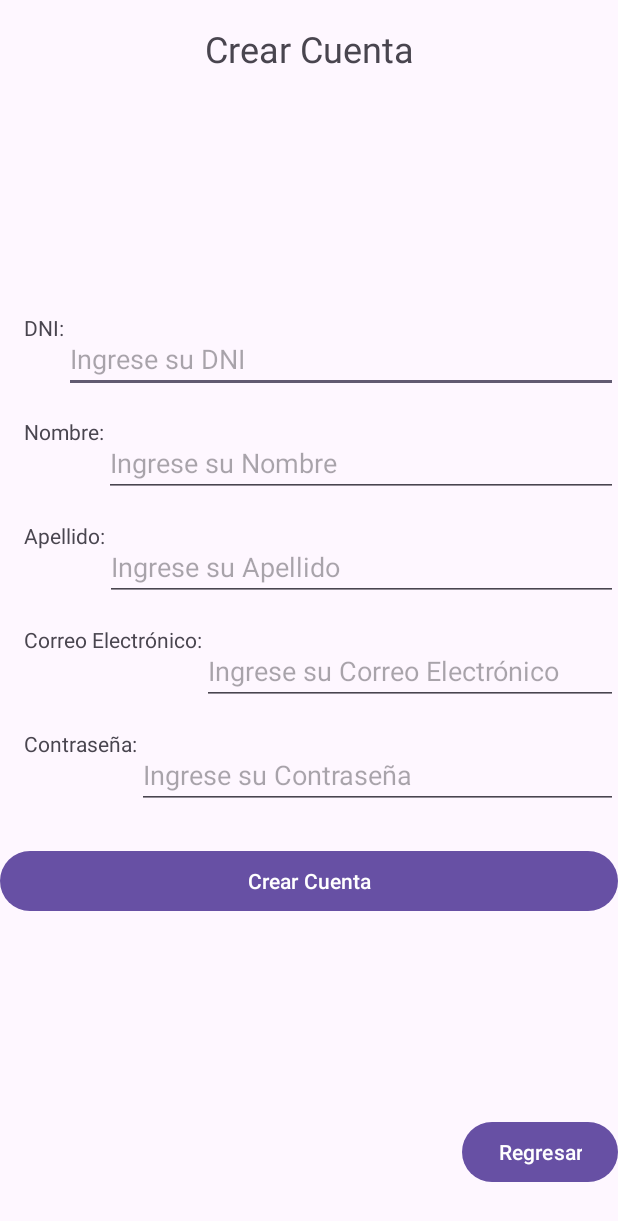
After one commit to FCamposE/SaveMyMoney, an Android app: the CuentaActivity screen opened directly, with no data from a screen before it, on a phone screen of 412 x 824 dp. The commit adds this screen. Shown: the top 1221 px of the screen. Run offline under Robolectric (Android 15) with nearby library versions, the light colour scheme and no system bars.

Commit message:
Diseño y cuenta activity
Agregado el diseño a los layouts y se creo el cuenta activity

```diff
--- a/app/src/main/AndroidManifest.xml
+++ b/app/src/main/AndroidManifest.xml
@@ -13,6 +13,9 @@
         android:theme="@style/Theme.SaveMyMoney"
         tools:targetApi="31">
         <activity
+            android:name=".CuentaActivity"
+            android:exported="false" />
+        <activity
             android:name=".MainActivity"
             android:exported="true">
             <intent-filter>
--- /dev/null
+++ b/app/src/main/java/com/proyecto/android/savemymoney/CuentaActivity.kt
@@ -0,0 +1,11 @@
+package com.proyecto.android.savemymoney
+
+import androidx.appcompat.app.AppCompatActivity
+import android.os.Bundle
+
+class CuentaActivity : AppCompatActivity() {
+    override fun onCreate(savedInstanceState: Bundle?) {
+        super.onCreate(savedInstanceState)
+        setContentView(R.layout.activity_cuenta)
+    }
+}
--- /dev/null
+++ b/app/src/main/res/layout/activity_cuenta.xml
@@ -0,0 +1,138 @@
+<?xml version="1.0" encoding="utf-8"?>
+<androidx.constraintlayout.widget.ConstraintLayout xmlns:android="http://schemas.android.com/apk/res/android"
+    xmlns:app="http://schemas.android.com/apk/res-auto"
+    xmlns:tools="http://schemas.android.com/tools"
+    android:layout_width="match_parent"
+    android:layout_height="match_parent"
+    tools:context=".CuentaActivity">
+    <TextView
+        android:id="@+id/textViewTitulo"
+        android:layout_width="wrap_content"
+        android:layout_height="wrap_content"
+        android:text="Crear Cuenta"
+        android:textSize="24sp"
+        app:layout_constraintEnd_toEndOf="parent"
+        app:layout_constraintStart_toStartOf="parent"
+        app:layout_constraintTop_toTopOf="parent"
+        android:layout_marginTop="16dp" />
+
+    <TextView
+        android:id="@+id/tvDNI"
+        android:layout_width="wrap_content"
+        android:layout_height="wrap_content"
+        android:layout_marginStart="16dp"
+        android:layout_marginTop="160dp"
+        android:text="DNI:"
+        app:layout_constraintStart_toStartOf="parent"
+        app:layout_constraintTop_toBottomOf="@+id/textViewTitulo" />
+
+    <EditText
+        android:id="@+id/etDNI"
+        android:layout_width="0dp"
+        android:layout_height="wrap_content"
+        android:hint="Ingrese su DNI"
+        app:layout_constraintEnd_toEndOf="parent"
+        app:layout_constraintStart_toEndOf="@+id/tvDNI"
+        app:layout_constraintTop_toTopOf="@+id/tvDNI"
+        android:layout_marginTop="8dp" />
+
+    <TextView
+        android:id="@+id/tvNombre"
+        android:layout_width="wrap_content"
+        android:layout_height="wrap_content"
+        android:text="Nombre:"
+        app:layout_constraintStart_toStartOf="parent"
+        app:layout_constraintTop_toBottomOf="@+id/etDNI"
+        android:layout_marginStart="16dp"
+        android:layout_marginTop="16dp" />
+
+    <EditText
+        android:id="@+id/etNombre"
+        android:layout_width="0dp"
+        android:layout_height="wrap_content"
+        android:hint="Ingrese su Nombre"
+        app:layout_constraintEnd_toEndOf="parent"
+        app:layout_constraintStart_toEndOf="@+id/tvNombre"
+        app:layout_constraintTop_toTopOf="@+id/tvNombre"
+        android:layout_marginTop="8dp" />
+
+    <TextView
+        android:id="@+id/tvApellido"
+        android:layout_width="wrap_content"
+        android:layout_height="wrap_content"
+        android:text="Apellido:"
+        app:layout_constraintStart_toStartOf="parent"
+        app:layout_constraintTop_toBottomOf="@+id/etNombre"
+        android:layout_marginStart="16dp"
+        android:layout_marginTop="16dp" />
+
+    <EditText
+        android:id="@+id/etApellidos"
+        android:layout_width="0dp"
+        android:layout_height="wrap_content"
+        android:hint="Ingrese su Apellido"
+        app:layout_constraintEnd_toEndOf="parent"
+        app:layout_constraintStart_toEndOf="@+id/tvApellido"
+        app:layout_constraintTop_toTopOf="@+id/tvApellido"
+        android:layout_marginTop="8dp" />
+
+    <TextView
+        android:id="@+id/tvCorreo"
+        android:layout_width="wrap_content"
+        android:layout_height="wrap_content"
+        android:text="Correo Electrónico:"
+        app:layout_constraintStart_toStartOf="parent"
+        app:layout_constraintTop_toBottomOf="@+id/etApellidos"
+        android:layout_marginStart="16dp"
+        android:layout_marginTop="16dp" />
+
+    <EditText
+        android:id="@+id/etCorreo"
+        android:layout_width="0dp"
+        android:layout_height="wrap_content"
+        android:hint="Ingrese su Correo Electrónico"
+        app:layout_constraintEnd_toEndOf="parent"
+        app:layout_constraintStart_toEndOf="@+id/tvCorreo"
+        app:layout_constraintTop_toTopOf="@+id/tvCorreo"
+        android:layout_marginTop="8dp" />
+
+    <TextView
+        android:id="@+id/tvContraseña"
+        android:layout_width="wrap_content"
+        android:layout_height="wrap_content"
+        android:text="Contraseña:"
+        app:layout_constraintStart_toStartOf="parent"
+        app:layout_constraintTop_toBottomOf="@+id/etCorreo"
+        android:layout_marginStart="16dp"
+        android:layout_marginTop="16dp" />
+
+    <EditText
+        android:id="@+id/etContraseña"
+        android:layout_width="0dp"
+        android:layout_height="wrap_content"
+        android:hint="Ingrese su Contraseña"
+        app:layout_constraintEnd_toEndOf="parent"
+        app:layout_constraintStart_toEndOf="@+id/tvContraseña"
+        app:layout_constraintTop_toTopOf="@+id/tvContraseña"
+        android:layout_marginTop="8dp" />
+
+    <Button
+        android:id="@+id/btnCrearCuenta"
+        android:layout_width="0dp"
+        android:layout_height="wrap_content"
+        android:text="Crear Cuenta"
+        app:layout_constraintEnd_toEndOf="parent"
+        app:layout_constraintStart_toStartOf="parent"
+        app:layout_constraintTop_toBottomOf="@+id/etContraseña"
+        android:layout_marginTop="24dp" />
+
+    <Button
+        android:id="@+id/btnRegresar"
+        android:layout_width="wrap_content"
+        android:layout_height="wrap_content"
+        android:layout_marginBottom="32dp"
+        android:text="Regresar"
+        app:layout_constraintBottom_toBottomOf="parent"
+        app:layout_constraintEnd_toEndOf="parent" />
+
+</androidx.constraintlayout.widget.ConstraintLayout>
```
Also changed, not shown: app/src/main/res/layout/activity_main.xml (+65 -3 lines).
